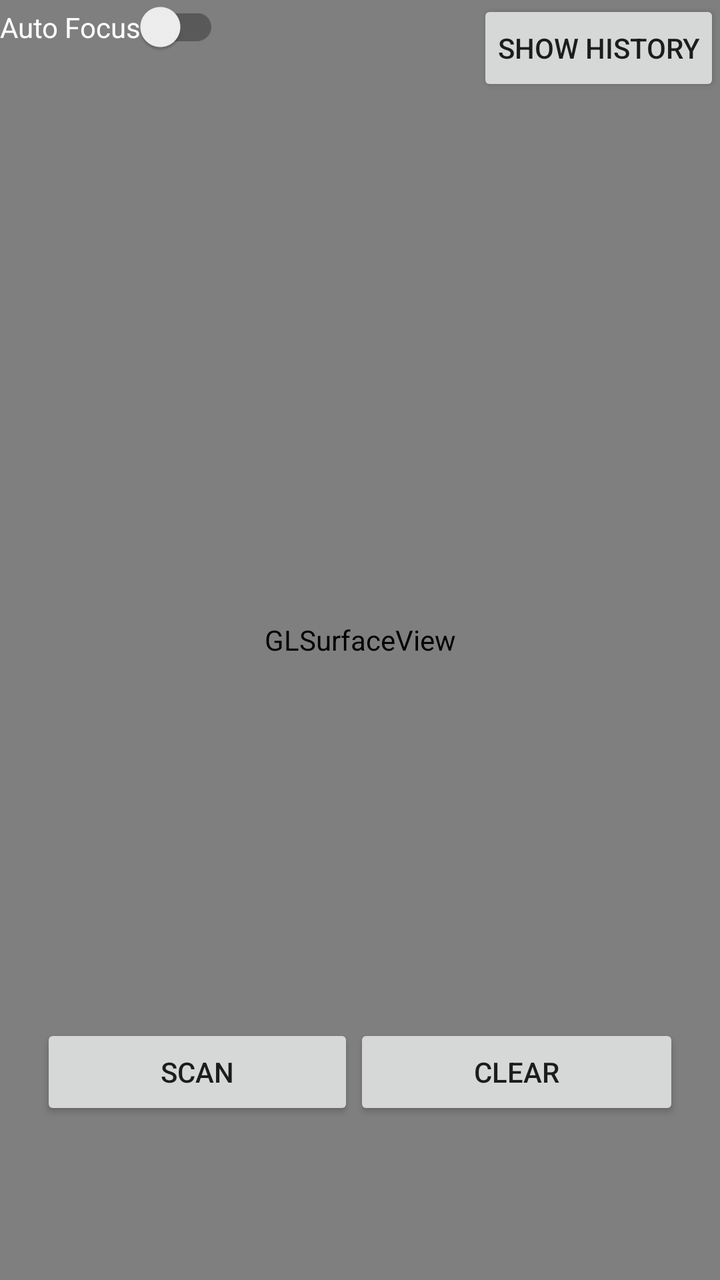
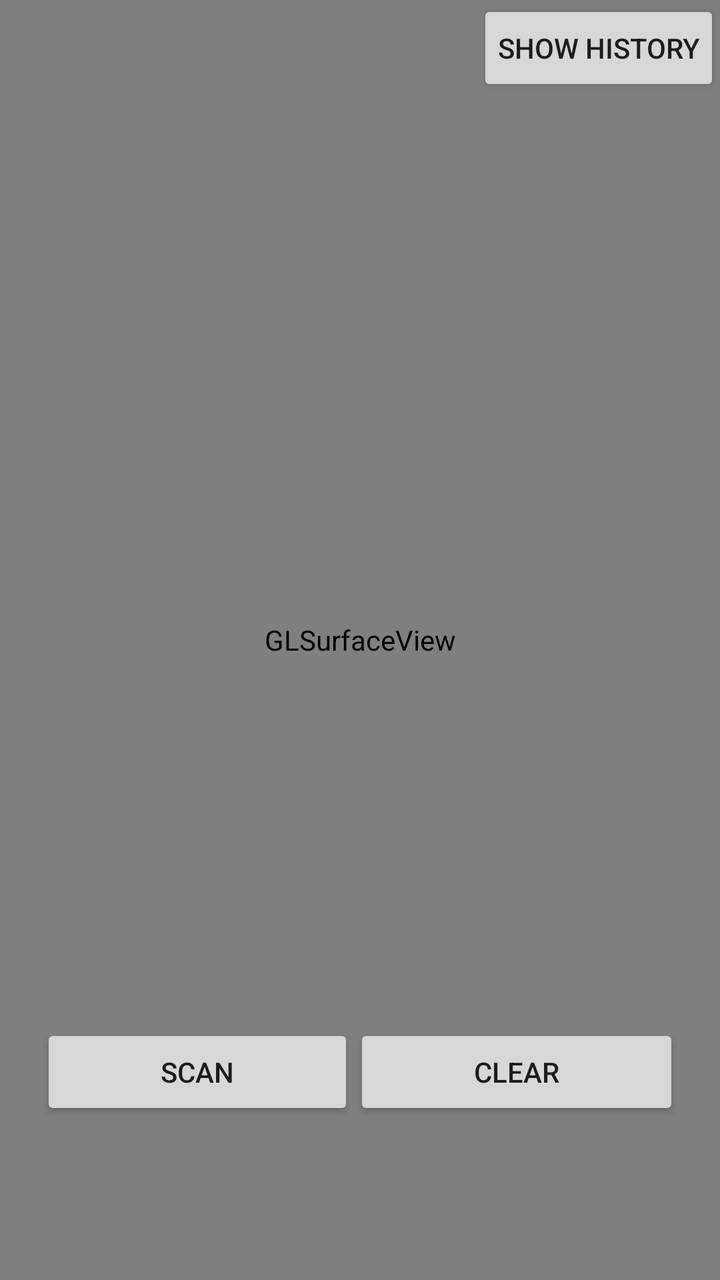

Before-and-after screenshots of an Android layout around one commit, followed by the original layout XML and the change that was made.
<!-- AndroidManifest.xml: application theme Theme.Design.Light.NoActionBar -->
<!-- res/layout/activity_main.xml -->
<?xml version="1.0" encoding="utf-8"?>
<androidx.coordinatorlayout.widget.CoordinatorLayout xmlns:android="http://schemas.android.com/apk/res/android"
    xmlns:app="http://schemas.android.com/apk/res-auto"
    android:id="@+id/coordinatorLayout"
    android:layout_width="match_parent"
    android:layout_height="match_parent">

  <android.opengl.GLSurfaceView
      android:id="@+id/surfaceview"
      android:layout_width="fill_parent"
      android:layout_height="fill_parent" />

  <LinearLayout
      android:layout_width="wrap_content"
      android:layout_height="wrap_content"
      android:layout_marginBottom="80dp"
      android:layout_gravity="bottom|center_horizontal"
      app:layout_dodgeInsetEdges="bottom">

    <androidx.appcompat.widget.AppCompatButton
        android:id="@+id/scanButton"
        android:layout_width="wrap_content"
        android:layout_height="wrap_content"
        android:paddingHorizontal="60dp"
        android:text="@string/scan_available" />

    <androidx.appcompat.widget.AppCompatButton
        android:id="@+id/clearButton"
        android:layout_width="wrap_content"
        android:layout_height="wrap_content"
        android:paddingHorizontal="60dp"
        android:text="@string/clear" />

  </LinearLayout>










  <androidx.appcompat.widget.SwitchCompat
      android:id="@+id/switch_focus_mode"
      android:layout_width="wrap_content"
      android:layout_height="wrap_content"
      android:layout_alignParentEnd="true"
      android:checked="false"
      android:text="@string/switch_focus_mode"
      android:textColor="#ffffff" />

  <androidx.appcompat.widget.AppCompatButton
      android:id="@+id/historyButton"
      android:layout_gravity="top|end"
      android:layout_width="wrap_content"
      android:layout_height="wrap_content"
      android:paddingHorizontal="10dp"
      android:text="@string/history" />


</androidx.coordinatorlayout.widget.CoordinatorLayout>
<!-- resources referenced by this layout -->
<resources>
  <string name="clear">Clear</string>
  <string name="history">Show History</string>
  <string name="scan_available">Scan</string>
  <string name="switch_focus_mode">Auto Focus</string>
</resources>

<!-- the commit's change to res/layout/activity_main.xml (unified diff, before → after) -->
@@ -42,14 +42,7 @@
 
 
 
-  <androidx.appcompat.widget.SwitchCompat
-      android:id="@+id/switch_focus_mode"
-      android:layout_width="wrap_content"
-      android:layout_height="wrap_content"
-      android:layout_alignParentEnd="true"
-      android:checked="false"
-      android:text="@string/switch_focus_mode"
-      android:textColor="#ffffff" />
+
 
   <androidx.appcompat.widget.AppCompatButton
       android:id="@+id/historyButton"
<!-- resource entries referenced after the edit -->
@@ -3,6 +3,5 @@
   <string name="clear">Clear</string>
   <string name="history">Show History</string>
   <string name="scan_available">Scan</string>
-  <string name="switch_focus_mode">Auto Focus</string>
 </resources>
 
